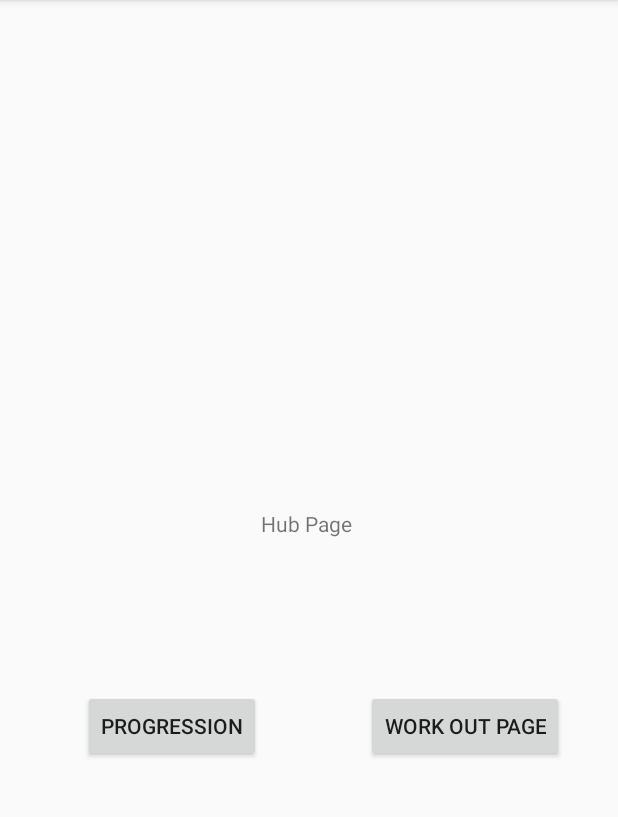
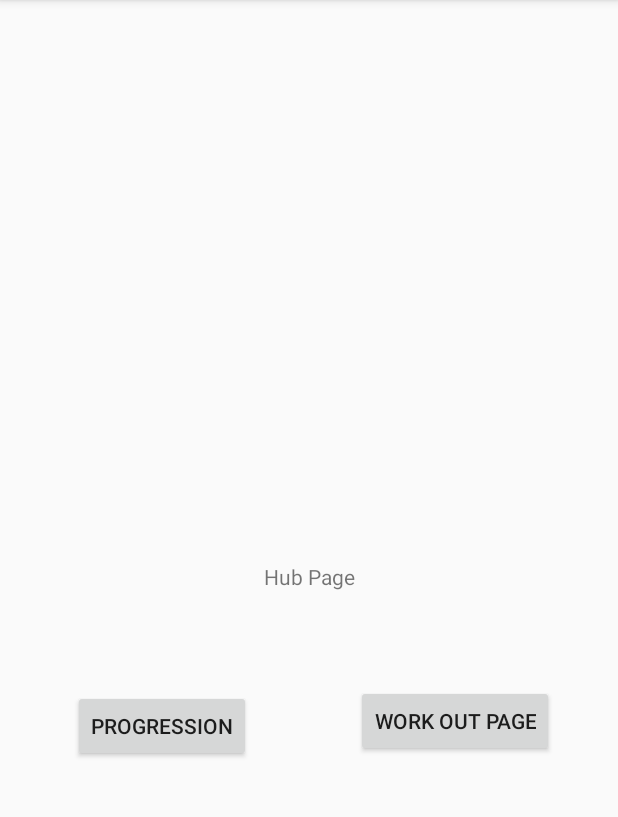
Before and after one commit to ZADAWI123/CMSC-355-APP-Group-D, an Android app: the main_hub screen opened directly, with no data from a screen before it, on a phone screen of 412 x 824 dp, the part 84-901 px from its top. Run offline under Robolectric (Android 15) with nearby library versions, the phone set to English and light mode, and no system bars.

Commit message:
Fixed problem with buttons
Some of the buttons had an issue with their layout, so that was fixed.

```diff
--- a/app/src/main/java/com/example/cmsc355app/workout_tab.java
+++ b/app/src/main/java/com/example/cmsc355app/workout_tab.java
@@ -18,7 +18,7 @@ public class workout_tab extends AppCompatActivity {
 
     public void test(){
 
-
+/*
         final SharedPreferences myPrefs = PreferenceManager.getDefaultSharedPreferences(getBaseContext());
         final int []count = {myPrefs.getInt("num",0)};
         final int []currentLevel = {myPrefs.getInt("num2",0)};
@@ -56,14 +56,14 @@ public class workout_tab extends AppCompatActivity {
 
 
         });
-
+*/
     }
 
     @Override
     protected void onCreate(Bundle savedInstanceState) {
         super.onCreate(savedInstanceState);
         setContentView(R.layout.activity_workout_tab);
-        test();
+        //test();
     }
 
 
--- a/app/src/main/res/layout/activity_main.xml
+++ b/app/src/main/res/layout/activity_main.xml
@@ -7,6 +7,7 @@
     tools:context=".MainActivity">
 
     <TextView
+        android:id="@+id/textView4"
         android:layout_width="wrap_content"
         android:layout_height="wrap_content"
         android:text="Hello World!"
@@ -19,12 +20,12 @@
         android:id="@+id/toHub"
         android:layout_width="wrap_content"
         android:layout_height="wrap_content"
-        android:layout_marginStart="156dp"
-        android:layout_marginLeft="156dp"
-        android:layout_marginBottom="193dp"
+        android:layout_marginBottom="148dp"
         android:text="Click to Hub"
         android:textAllCaps="false"
         app:layout_constraintBottom_toBottomOf="parent"
+        app:layout_constraintEnd_toEndOf="parent"
         app:layout_constraintStart_toStartOf="parent"
+        app:layout_constraintTop_toTopOf="@+id/textView4"
         tools:ignore="MissingConstraints" />
 </androidx.constraintlayout.widget.ConstraintLayout>
--- a/app/src/main/res/layout/activity_main_hub.xml
+++ b/app/src/main/res/layout/activity_main_hub.xml
@@ -10,23 +10,24 @@
         android:id="@+id/textView3"
         android:layout_width="wrap_content"
         android:layout_height="wrap_content"
-        android:layout_marginStart="174dp"
-        android:layout_marginLeft="174dp"
-        android:layout_marginBottom="409dp"
         android:text="Hub Page"
         app:layout_constraintBottom_toBottomOf="parent"
-        app:layout_constraintStart_toStartOf="parent" />
+        app:layout_constraintEnd_toEndOf="parent"
+        app:layout_constraintStart_toStartOf="parent"
+        app:layout_constraintTop_toTopOf="parent" />
 
     <Button
         android:id="@+id/workOutBtn"
         android:layout_width="wrap_content"
         android:layout_height="wrap_content"
-        android:layout_marginStart="244dp"
-        android:layout_marginLeft="244dp"
-        android:layout_marginBottom="260dp"
+        android:layout_marginBottom="248dp"
         android:text="Work Out Page"
         app:layout_constraintBottom_toBottomOf="parent"
-        app:layout_constraintStart_toStartOf="parent" />
+        app:layout_constraintEnd_toEndOf="parent"
+        app:layout_constraintHorizontal_bias="0.848"
+        app:layout_constraintStart_toStartOf="parent"
+        app:layout_constraintTop_toBottomOf="@+id/textView3"
+        app:layout_constraintVertical_bias="0.8" />
 
     <Button
         android:id="@+id/progressBtn"
@@ -37,5 +38,9 @@
         android:layout_marginBottom="260dp"
         android:text="Progression"
         app:layout_constraintBottom_toBottomOf="parent"
-        app:layout_constraintEnd_toStartOf="@+id/workOutBtn" />
+        app:layout_constraintEnd_toStartOf="@+id/workOutBtn"
+        app:layout_constraintHorizontal_bias="1.0"
+        app:layout_constraintStart_toStartOf="parent"
+        app:layout_constraintTop_toBottomOf="@+id/textView3"
+        app:layout_constraintVertical_bias="1.0" />
 </androidx.constraintlayout.widget.ConstraintLayout>
```
